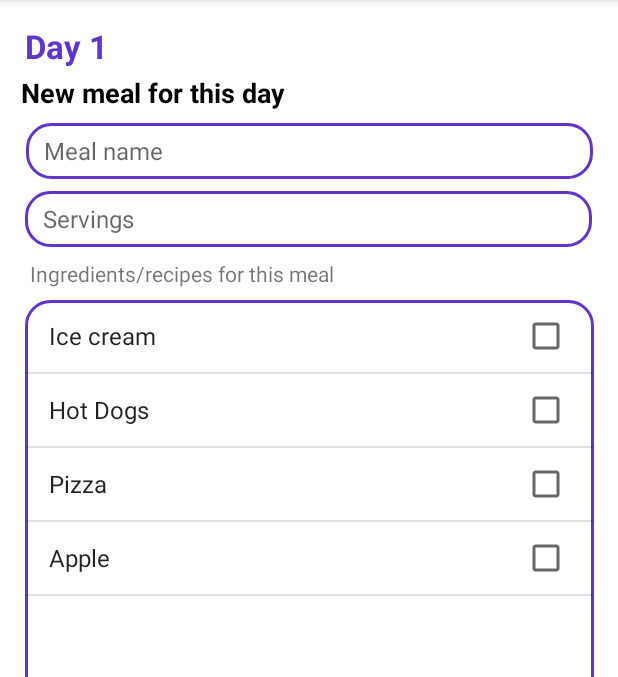
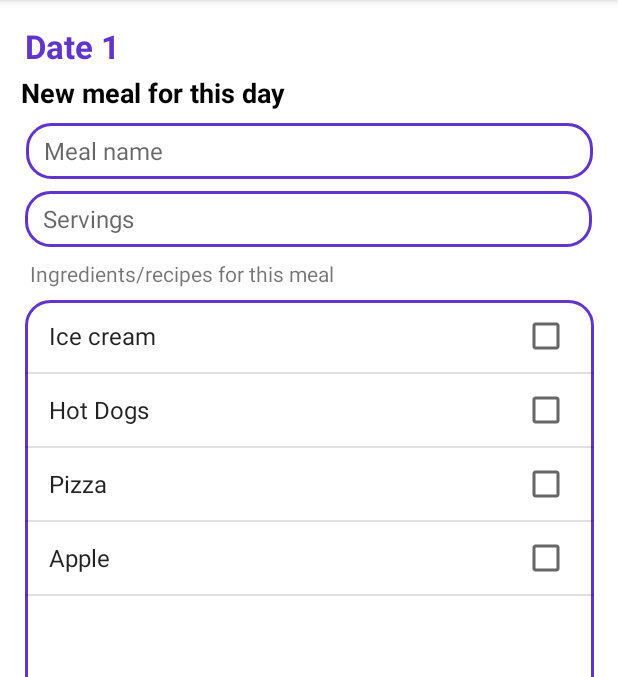
Before and after one commit to CMPUT301F22T04/nosh, an Android app: the NewMealPlanActivity screen opened directly, with no data from a screen before it, after a tap on "Create", on a phone screen of 412 x 824 dp, the part 84-761 px from its top. Run offline under Robolectric (Android 15) with nearby library versions, the light colour scheme and no system bars.

Commit message:
Fixing Days in meal plan to not be ints

```diff
--- a/app/src/main/java/com/example/nosh/activities/AddMealsToDaysActivity.java
+++ b/app/src/main/java/com/example/nosh/activities/AddMealsToDaysActivity.java
@@ -3,6 +3,7 @@ package com.example.nosh.activities;
 import androidx.annotation.NonNull;
 import androidx.appcompat.app.AppCompatActivity;
 
+import android.content.Intent;
 import android.os.Bundle;
 import android.view.Menu;
 import android.view.MenuItem;
@@ -14,9 +15,12 @@ import android.widget.ImageButton;
 import android.widget.ListView;
 import android.widget.TextView;
 
+import com.example.nosh.MainActivity;
 import com.example.nosh.R;
 import com.example.nosh.entity.Meal;
 import com.example.nosh.entity.MealPlan;
+
+import java.util.Date;
 
 /**
  * This activity allows the user to define a number of meals for each day of the meal plan,
@@ -34,7 +38,9 @@ public class AddMealsToDaysActivity extends AppCompatActivity {
     private ImageButton previousMealButton;
     private Button nextPlanDayButton;
 
+    private MealPlan mealPlan;
     private Integer dayCount = 1;
+    private String currentDayKey = "Day 1";
 
     @Override
     protected void onCreate(Bundle savedInstanceState) {
@@ -42,7 +48,7 @@ public class AddMealsToDaysActivity extends AppCompatActivity {
         setContentView(R.layout.activity_add_meals_to_days);
 
         Bundle extras = getIntent().getExtras();
-        MealPlan mealPlan = (MealPlan) extras.getSerializable("meal_plan");
+        mealPlan = (MealPlan) extras.getSerializable("meal_plan");
 
         currentDay = findViewById(R.id.current_plan_day);
         mealName = findViewById(R.id.new_meal_name);
@@ -58,10 +64,9 @@ public class AddMealsToDaysActivity extends AppCompatActivity {
         foodStuff.setAdapter(adapter);
 
         // the day displayed at the top
-        currentDay.setText("Day " + dayCount);
+        currentDay.setText("Date " + dayCount);
 
-        // button listeners
-
+        // button listener
         previousMealButton.setOnClickListener(view -> {
             clearInput();
         });
@@ -73,8 +78,12 @@ public class AddMealsToDaysActivity extends AppCompatActivity {
 
         nextPlanDayButton.setOnClickListener(view -> {
             dayCount++;
+            if (dayCount > mealPlan.getTotalDays()){
+                Intent intent = new Intent(this, MainActivity.class);
+                startActivity(intent);
+            }
+
             currentDay.setText("Day " + dayCount);
-
             createMeal();
             clearInput();
         });
@@ -84,13 +93,13 @@ public class AddMealsToDaysActivity extends AppCompatActivity {
      * Creates a new meal with all the user input and adds it to its meal plan
      */
     void createMeal(){
-        //Meal newMeal = new Meal(mealName.getText().toString(), Integer.parseInt(mealServings.getText().toString()));
+        Meal newMeal = new Meal(mealName.getText().toString(), Integer.parseInt(mealServings.getText().toString()));
         for (int i = 0; i < foodStuff.getCount(); i++){
             if (foodStuff.isItemChecked(i)){
-                // TODO: the selected meal components should be added to the meal
                 //newMeal.addMealComponent(foodStuff.getItemAtPosition(0));
             }
         }
+        mealPlan.addMealToDay(dayCount, newMeal);
 
         // TODO: call update on the meal in the database
     }
--- a/app/src/main/java/com/example/nosh/entity/MealPlan.java
+++ b/app/src/main/java/com/example/nosh/entity/MealPlan.java
@@ -7,36 +7,36 @@ import java.io.Serializable;
 import java.util.ArrayList;
 import java.util.Date;
 import java.util.HashMap;
+import java.util.LinkedHashMap;
 import java.util.Map;
 import java.util.Objects;
+import java.util.concurrent.TimeUnit;
 
 /**
  * This is the MealPlan class, each MealPlan will have a name, a start/end date and a Map
  * The Map will hold a list of Meals that belong to a specific MealPlan day
  */
 public class MealPlan implements Serializable, Hashable {
-
     private Date startDate; // start date of the meal plan
     private Date endDate; // end date of the meal plan
     private Integer totalDays; // total number of days that the plan lasts
     private String name; // name of the meal plan
+    private LinkedHashMap<String, ArrayList<Meal>> planDays; // days of the meal plan
 
-    // TODO: Should not be an integer but a string of the date corresponding to a day
-    private Map<Integer, ArrayList<Meal>> planDays; // days of the meal plan
-
-    private String hashcode; // id
+    private String hashcode;
 
     public MealPlan(String name, Date startDate, Date endDate) {
         this.startDate = startDate;
         this.endDate = endDate;
-        this.totalDays = 5; // endDate - startDate
+        this.name = name;
+        this.totalDays = ((int) TimeUnit.DAYS.convert(
+                startDate.getTime() - endDate.getTime(), TimeUnit.MILLISECONDS)) * -1;
 
-        this.planDays = new HashMap<>();
-        for (int i = 0; i < 5; i++){ // create a new day entry for every day
-            planDays.put(i, new ArrayList<>());
+        // init a hash map with number of days that span the plan
+        this.planDays = new LinkedHashMap<>();
+        for (int i = 0; i < this.totalDays; i++){
+            planDays.put("Day " + (i + 1), new ArrayList<>());
         }
-
-        this.name = name;
 
         this.hashcode = Hashing.sha256().hashInt(new Timestamp(new Date()).getNanoseconds())
                 .toString();
@@ -44,7 +44,6 @@ public class MealPlan implements Serializable, Hashable {
 
     // Getters and Setters
     public void addMealToDay(Integer day, Meal foodstuff){
-        // add a meal to one of the plan days
         Objects.requireNonNull(this.planDays.get(day)).add(foodstuff);
     }
 
@@ -80,11 +79,11 @@ public class MealPlan implements Serializable, Hashable {
         this.totalDays = totalDays;
     }
 
-    public Map<Integer, ArrayList<Meal>> getPlanDays() {
+    public LinkedHashMap<String, ArrayList<Meal>> getPlanDays() {
         return planDays;
     }
 
-    public void setPlanDays(Map<Integer, ArrayList<Meal>> planDays) {
+    public void setPlanDays(LinkedHashMap<String, ArrayList<Meal>> planDays) {
         this.planDays = planDays;
     }
 
```
Also changed, not shown: app/src/main/java/com/example/nosh/fragments/plan/PlanFragment.java (+7 -1 lines), app/src/main/res/layout/activity_new_meal_plan.xml (+4 -4 lines).
